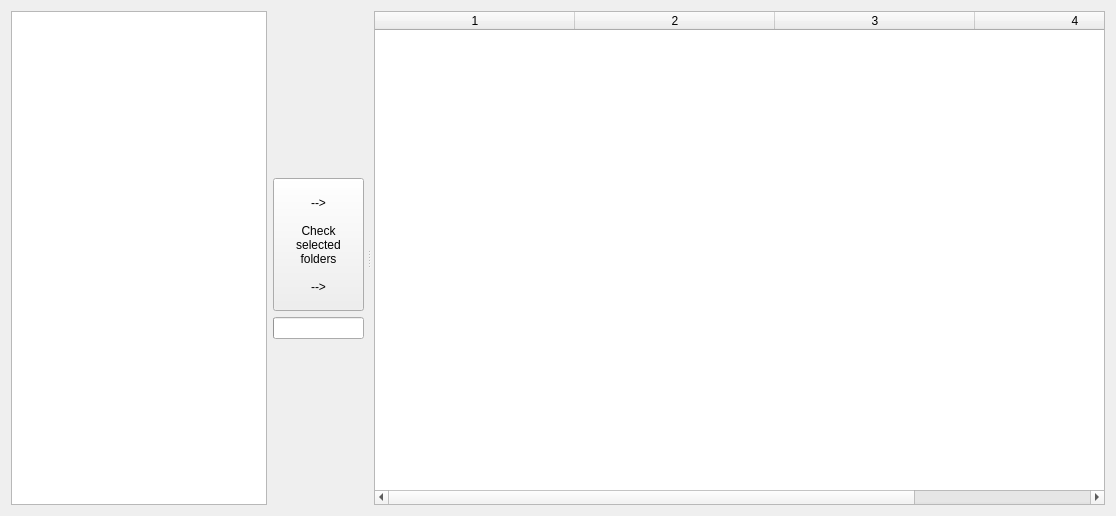
This is Examples/DICOMPredictor/DICOMPredictorUI.ui in 975150313/MITK as Qt 5 draws it before an edit. The edited form follows.
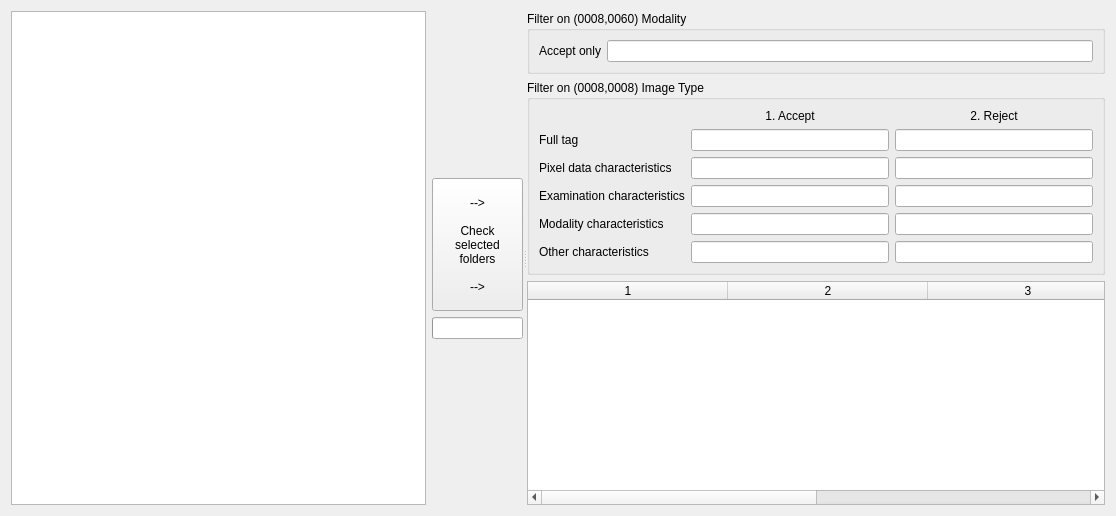
This is the edited form.

Commit message: Edit and store filter settings

What changed in the file:
```diff
--- a/Examples/DICOMPredictor/DICOMPredictorUI.ui
+++ b/Examples/DICOMPredictor/DICOMPredictorUI.ui
@@ -13,18 +13,12 @@
   <property name="windowTitle">
    <string>DICOM block checker</string>
   </property>
-  <layout class="QVBoxLayout" name="verticalLayout">
+  <layout class="QVBoxLayout" name="verticalLayout_2">
    <item>
     <widget class="QSplitter" name="splitter">
      <property name="orientation">
       <enum>Qt::Horizontal</enum>
      </property>
-     <property name="handleWidth">
-      <number>10</number>
-     </property>
-     <property name="childrenCollapsible">
-      <bool>false</bool>
-     </property>
      <widget class="QWidget" name="widget" native="true">
       <property name="sizePolicy">
        <sizepolicy hsizetype="Preferred" vsizetype="Preferred">
@@ -114,6 +108,122 @@
        </item>
       </layout>
      </widget>
+     <widget class="QWidget" name="widget_2" native="true">
+      <layout class="QVBoxLayout" name="verticalLayout">
+       <item>
+        <widget class="QGroupBox" name="groupBox_2">
+         <property name="title">
+          <string>Filter on (0008,0060) Modality</string>
+         </property>
+         <layout class="QGridLayout" name="gridLayout_3">
+          <item row="0" column="0">
+           <widget class="QLabel" name="label_3">
+            <property name="text">
+             <string>Accept only</string>
+            </property>
+           </widget>
+          </item>
+          <item row="0" column="1">
+           <widget class="QLineEdit" name="edtModalityAccept"/>
+          </item>
+         </layout>
+        </widget>
+       </item>
+       <item>
+        <widget class="QGroupBox" name="groupBox">
+         <property name="title">
+          <string>Filter on (0008,0008) Image Type</string>
+         </property>
+         <layout class="QGridLayout" name="gridLayout_2">
+          <item row="0" column="1">
+           <widget class="QLabel" name="label">
+            <property name="text">
+             <string>1. Accept</string>
+            </property>
+            <property name="alignment">
+             <set>Qt::AlignCenter</set>
+            </property>
+           </widget>
+          </item>
+          <item row="0" column="2">
+           <widget class="QLabel" name="label_2">
+            <property name="text">
+             <string>2. Reject</string>
+            </property>
+            <property name="alignment">
+             <set>Qt::AlignCenter</set>
+            </property>
+           </widget>
+          </item>
+          <item row="1" column="0">
+           <widget class="QLabel" name="label_4">
+            <property name="text">
+             <string>Full tag</string>
+            </property>
+           </widget>
+          </item>
+          <item row="1" column="1">
+           <widget class="QLineEdit" name="edtITAccept"/>
+          </item>
+          <item row="1" column="2">
+           <widget class="QLineEdit" name="edtITReject"/>
+          </item>
+          <item row="2" column="0">
+           <widget class="QLabel" name="label_5">
+            <property name="text">
+             <string>Pixel data characteristics</string>
+            </property>
+           </widget>
+          </item>
+          <item row="2" column="1">
+           <widget class="QLineEdit" name="edtITPixelDataAccept"/>
+          </item>
+          <item row="2" column="2">
+           <widget class="QLineEdit" name="edtITPixelDataReject"/>
+          </item>
+          <item row="3" column="0">
+           <widget class="QLabel" name="label_6">
+            <property name="text">
+             <string>Examination characteristics</string>
+            </property>
+           </widget>
+          </item>
+          <item row="3" column="1">
+           <widget class="QLineEdit" name="edtITExaminationAccept"/>
+          </item>
+          <item row="3" column="2">
+           <widget class="QLineEdit" name="edtITExaminationReject"/>
+          </item>
+          <item row="4" column="0">
+           <widget class="QLabel" name="label_7">
+            <property name="text">
+             <string>Modality characteristics</string>
+            </property>
+           </widget>
+          </item>
+          <item row="4" column="1">
+           <widget class="QLineEdit" name="edtITModalityAccept"/>
+          </item>
+          <item row="4" column="2">
+           <widget class="QLineEdit" name="edtITModalityReject"/>
+          </item>
+          <item row="5" column="0">
+           <widget class="QLabel" name="label_8">
+            <property name="text">
+             <string>Other characteristics</string>
+            </property>
+           </widget>
+          </item>
+          <item row="5" column="1">
+           <widget class="QLineEdit" name="edtITOtherAccept"/>
+          </item>
+          <item row="5" column="2">
+           <widget class="QLineEdit" name="edtITOtherReject"/>
+          </item>
+         </layout>
+        </widget>
+       </item>
+       <item>
      <widget class="QTableWidget" name="resultsView">
       <property name="sizePolicy">
        <sizepolicy hsizetype="Preferred" vsizetype="Expanding">
@@ -149,6 +259,12 @@
       <column/>
       <column/>
       <column/>
+        </widget>
+       </item>
+      </layout>
+      <zorder>groupBox</zorder>
+      <zorder>resultsView</zorder>
+      <zorder>groupBox_2</zorder>
      </widget>
     </widget>
    </item>
```
Lines whose indentation alone changed are shown as unchanged. The commit also changes 2 other files.
